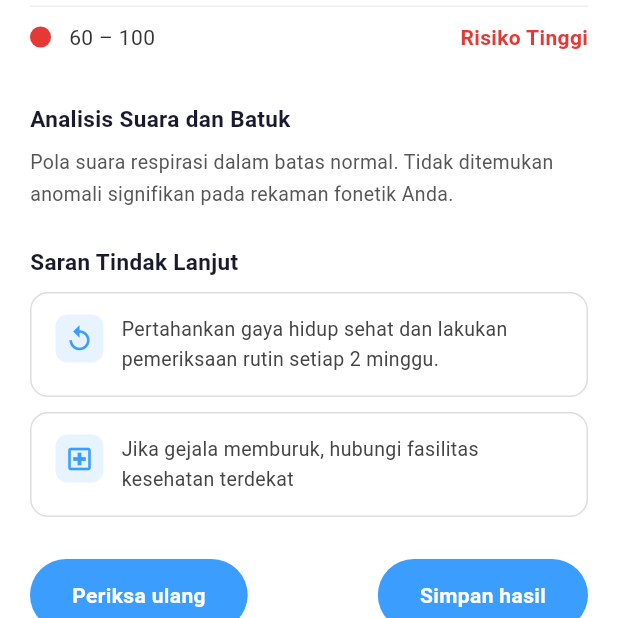
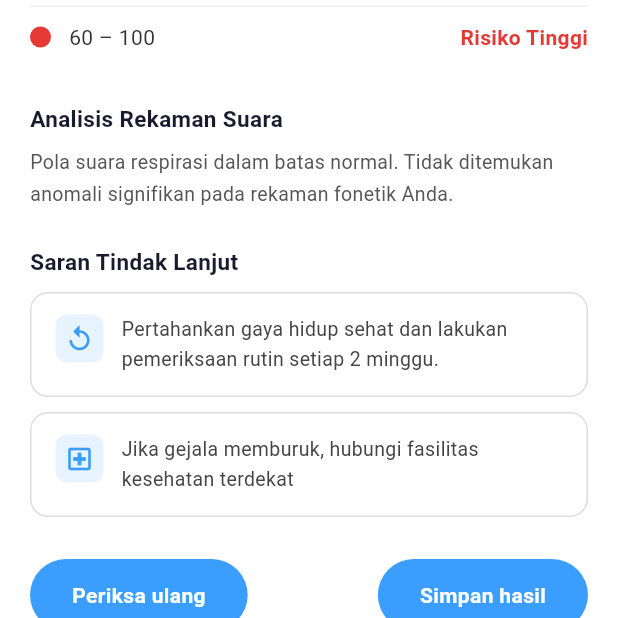
Before and after one commit to audreykurvanka/APB-Kelompok6, a Flutter app: the ResultScreen screen opened directly with empty values, on a phone screen of 412 x 824 dp, the part 590-1208 px from its top. Run offline on Flutter 3.47's test engine with Material 3 defaults, Android fonts, the phone set to English and light mode, and no system bars; our stand-ins replace firebase_auth, firebase_core, firebase_database, fl_chart; accounts and stored records are empty; Roboto replaces fonts that are missing (Poppins).

Commit message:
Update analysis text in result_screen.dart

```diff
--- a/lib/screens/result_screen.dart
+++ b/lib/screens/result_screen.dart
@@ -140,7 +140,7 @@ class ResultScreen extends StatelessWidget {
               const SizedBox(height: 24),
 
               // Analisis
-              const Text('Analisis Suara dan Batuk',
+              const Text('Analisis Rekaman Suara',
                   style: TextStyle(fontSize: 15, fontWeight: FontWeight.bold, color: Color(0xFF1A1A2E))),
               const SizedBox(height: 8),
               Text(_analisis,
```
